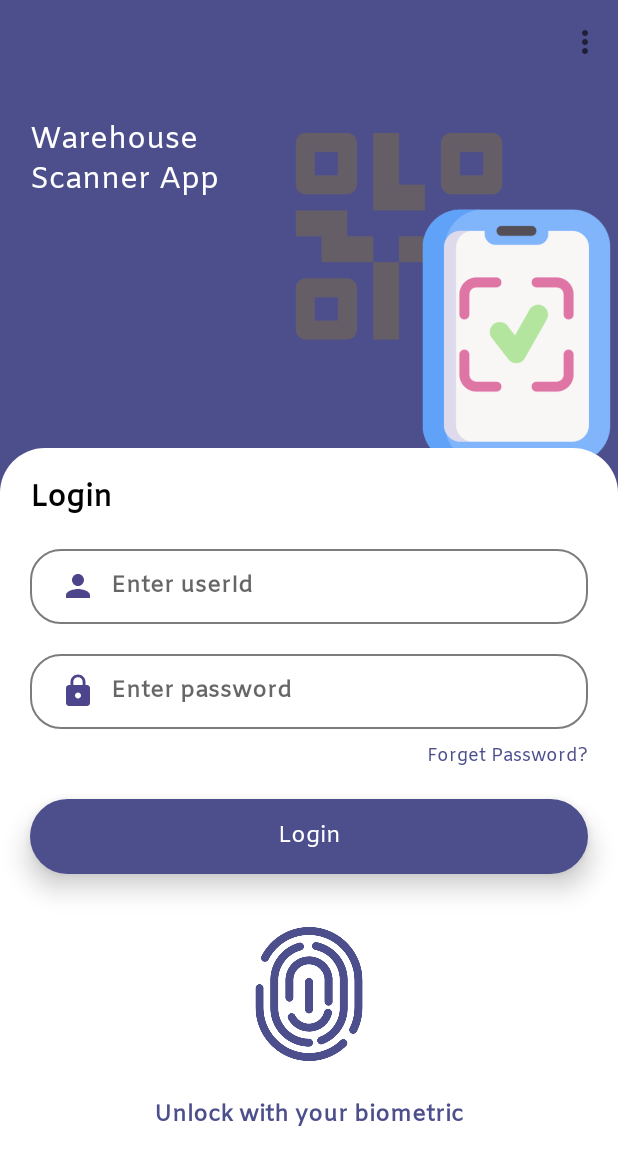
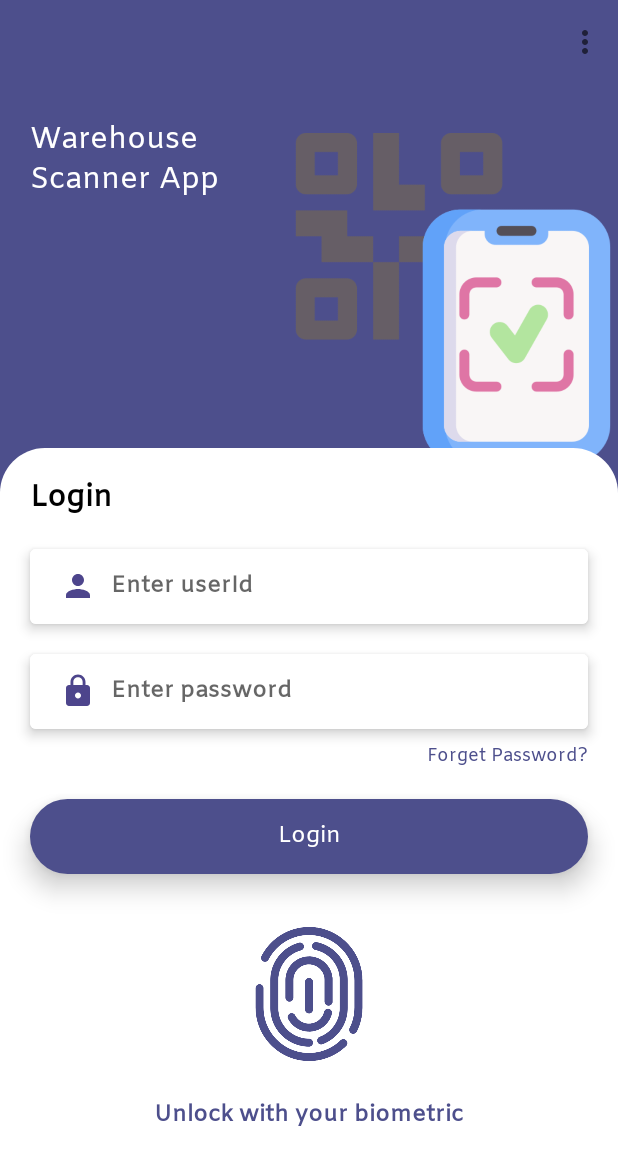
Before and after one commit to user-zoobi/WMS-Scan, an Android app: the screen it shows after launch (LoginActivity), after a tap on an icon or button, on a phone screen of 412 x 824 dp. Shown: the top 1165 px of the screen. Run offline under Robolectric (Android 15) with nearby library versions, the light colour scheme and no system bars; our stand-ins replace sdp/ssp sizes.

Commit message:
final commit

```diff
--- a/app/src/main/java/com/example/wms_scan/ui/WarehouseDetailsActivity.kt
+++ b/app/src/main/java/com/example/wms_scan/ui/WarehouseDetailsActivity.kt
@@ -144,6 +144,7 @@ class WarehouseDetailsActivity : AppCompatActivity() {
             Utils.getSimpleTextBody("2"),
         )
         viewModel.userLoc.observe(this, Observer {
+            it.let {
                 when(it.status){
                     Status.LOADING ->{
                         dialog.show()
@@ -157,6 +158,7 @@ class WarehouseDetailsActivity : AppCompatActivity() {
                         dialog.dismiss()
                     }
                 }
+            }
         })
 
         /**
@@ -164,6 +166,7 @@ class WarehouseDetailsActivity : AppCompatActivity() {
          */
 
         viewModel.getWarehouse.observe(this, Observer {
+            it.let {
                 when(it.status){
                     Status.LOADING ->{
                     }
@@ -174,6 +177,7 @@ class WarehouseDetailsActivity : AppCompatActivity() {
                     }
                     Status.ERROR ->{
                         dialog.dismiss()
+                    }
                 }
             }
         })
@@ -190,6 +194,7 @@ class WarehouseDetailsActivity : AppCompatActivity() {
          */
 
         viewModel.addUpdateWarehouse.observe(this, Observer {
+            it.let {
                 when(it.status){
                     Status.LOADING ->{
                         dialog.show()
@@ -202,6 +207,7 @@ class WarehouseDetailsActivity : AppCompatActivity() {
                     Status.ERROR ->{
                         dialog.dismiss()
                         toast("")
+                    }
                 }
             }
         })
--- a/app/src/main/res/layout/activity_login.xml
+++ b/app/src/main/res/layout/activity_login.xml
@@ -5,7 +5,7 @@
     android:layout_width="match_parent"
     android:layout_height="match_parent"
     android:background="@color/royal_blue"
-    tools:context=".ui.activity.LoginActivity">
+    tools:context=".ui.LoginActivity">
 
     <androidx.appcompat.widget.Toolbar
         android:layout_width="match_parent"
@@ -68,30 +68,42 @@
             android:textSize="@dimen/_20ssp"
             android:textStyle="bold" />
 
+        <com.google.android.material.card.MaterialCardView
+            android:layout_width="match_parent"
+            android:layout_height="wrap_content"
+            android:layout_marginStart="@dimen/_20sdp"
+            android:layout_marginTop="@dimen/_20sdp"
+            android:layout_marginEnd="@dimen/_20sdp"
+            app:cardElevation="@dimen/_5sdp">
+
             <androidx.appcompat.widget.AppCompatEditText
                 android:id="@+id/userIdET"
                 android:layout_width="match_parent"
                 android:layout_height="@dimen/_50sdp"
-            android:layout_marginStart="@dimen/_20sdp"
-            android:layout_marginTop="@dimen/_20sdp"
-            android:layout_marginEnd="@dimen/_20sdp"
-            android:background="@drawable/grey_stroke_rounded_bg"
                 android:drawableStart="@drawable/person"
                 android:drawablePadding="@dimen/_10sdp"
                 android:fontFamily="@font/amiko"
+                android:background="@color/white"
                 android:hint="@string/enter_username"
                 android:paddingStart="@dimen/_20sdp"
                 android:textSize="@dimen/_15ssp"
                 android:textStyle="bold" />
 
+        </com.google.android.material.card.MaterialCardView>
+
+        <com.google.android.material.card.MaterialCardView
+            android:layout_width="match_parent"
+            android:layout_height="wrap_content"
+            android:layout_marginStart="@dimen/_20sdp"
+            android:layout_marginTop="@dimen/_20sdp"
+            android:layout_marginEnd="@dimen/_20sdp"
+            app:cardElevation="@dimen/_5sdp">
+
             <androidx.appcompat.widget.AppCompatEditText
             android:id="@+id/passwordET"
             android:layout_width="match_parent"
             android:layout_height="@dimen/_50sdp"
-            android:layout_marginStart="@dimen/_20sdp"
-            android:layout_marginTop="@dimen/_20sdp"
-            android:layout_marginEnd="@dimen/_20sdp"
-            android:background="@drawable/grey_stroke_rounded_bg"
+            android:background="@color/white"
             android:drawableStart="@drawable/password_icon"
             android:drawablePadding="@dimen/_10sdp"
             android:fontFamily="@font/amiko"
@@ -100,6 +112,8 @@
             android:paddingStart="@dimen/_20sdp"
             android:textSize="@dimen/_15ssp"
             android:textStyle="bold" />
+
+        </com.google.android.material.card.MaterialCardView>
 
         <androidx.appcompat.widget.AppCompatTextView
             android:id="@+id/forgetPasswordTV"
```
Also changed, not shown: app/src/main/java/com/example/wms_scan/ui/MenuActivity.kt (+13 -4 lines), app/src/main/java/com/example/wms_scan/ui/PalletsActivity.kt (+38 -13 lines), app/src/main/java/com/example/wms_scan/ui/RacksActivity.kt (+40 -8 lines), app/src/main/java/com/example/wms_scan/ui/ShelfActivity.kt (+42 -12 lines), app/src/main/java/com/example/wms_scan/ui/WarehouseActivity.kt (+25 -9 lines). Lines whose indentation alone changed are shown as unchanged.
